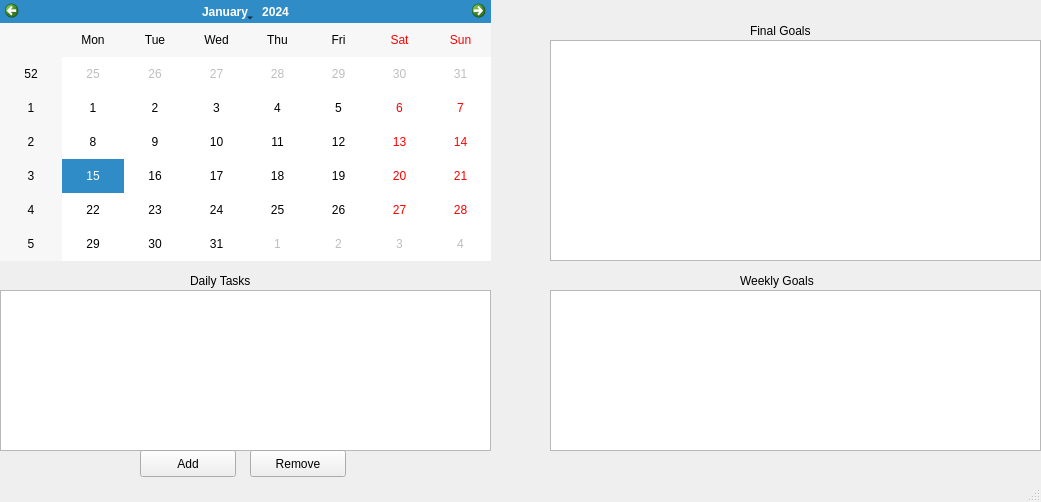
First picture: the form in Todo/mainwindow.ui, repository DGotshalk/Todo-Manager, before the edit.
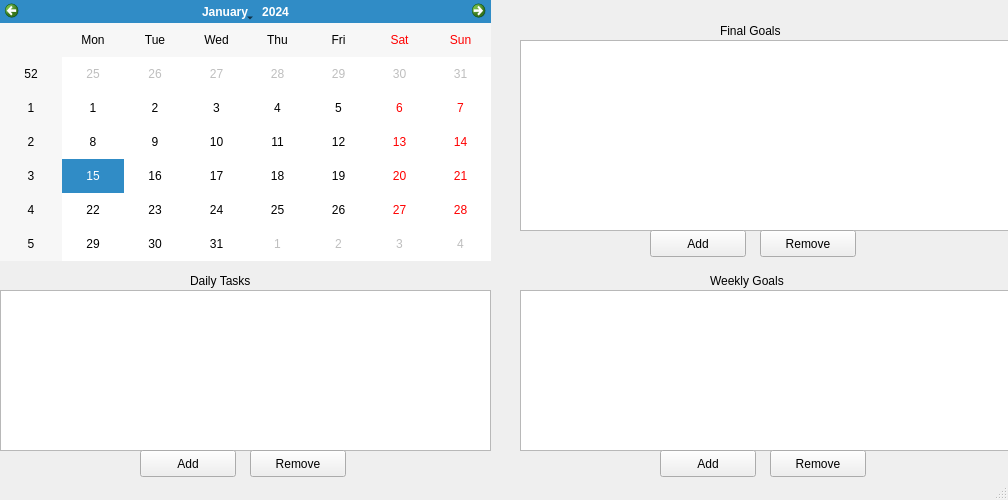
Second picture: the form after the edit. Custom widgets are drawn as their Qt base class.

Commit message: weekly list is now editable

```diff
--- a/Todo/mainwindow.ui
+++ b/Todo/mainwindow.ui
@@ -6,8 +6,8 @@
    <rect>
     <x>0</x>
     <y>0</y>
-    <width>1041</width>
-    <height>502</height>
+    <width>1008</width>
+    <height>500</height>
    </rect>
   </property>
   <property name="windowTitle">
@@ -63,7 +63,7 @@
    <widget class="Daily_items" name="weeklylistWidget">
     <property name="geometry">
      <rect>
-      <x>550</x>
+      <x>520</x>
       <y>290</y>
       <width>491</width>
       <height>161</height>
@@ -73,17 +73,17 @@
    <widget class="Daily_items" name="endlistWidget">
     <property name="geometry">
      <rect>
-      <x>550</x>
+      <x>520</x>
       <y>40</y>
       <width>491</width>
-      <height>221</height>
+      <height>191</height>
      </rect>
     </property>
    </widget>
    <widget class="QLabel" name="EndGoals">
     <property name="geometry">
      <rect>
-      <x>750</x>
+      <x>720</x>
       <y>20</y>
       <width>91</width>
       <height>21</height>
@@ -96,7 +96,7 @@
    <widget class="QLabel" name="WeeklyGoal">
     <property name="geometry">
      <rect>
-      <x>740</x>
+      <x>710</x>
       <y>270</y>
       <width>111</width>
       <height>21</height>
@@ -119,6 +119,58 @@
      <string>Remove</string>
     </property>
    </widget>
+   <widget class="QPushButton" name="addtoweeklistButton">
+    <property name="geometry">
+     <rect>
+      <x>660</x>
+      <y>450</y>
+      <width>96</width>
+      <height>27</height>
+     </rect>
+    </property>
+    <property name="text">
+     <string>Add</string>
+    </property>
+   </widget>
+   <widget class="QPushButton" name="removefromweeklistButton">
+    <property name="geometry">
+     <rect>
+      <x>770</x>
+      <y>450</y>
+      <width>96</width>
+      <height>27</height>
+     </rect>
+    </property>
+    <property name="text">
+     <string>Remove</string>
+    </property>
+   </widget>
+   <widget class="QPushButton" name="addtoendlistButton">
+    <property name="geometry">
+     <rect>
+      <x>650</x>
+      <y>230</y>
+      <width>96</width>
+      <height>27</height>
+     </rect>
+    </property>
+    <property name="text">
+     <string>Add</string>
+    </property>
+   </widget>
+   <widget class="QPushButton" name="removefromendlistButton">
+    <property name="geometry">
+     <rect>
+      <x>760</x>
+      <y>230</y>
+      <width>96</width>
+      <height>27</height>
+     </rect>
+    </property>
+    <property name="text">
+     <string>Remove</string>
+    </property>
+   </widget>
   </widget>
   <widget class="QStatusBar" name="statusBar"/>
  </widget>
@@ -129,6 +181,11 @@
    <extends>QListWidget</extends>
    <header location="global">daily_items.h</header>
   </customwidget>
+  <customwidget>
+   <class>Weekly_items</class>
+   <extends>QListWidget</extends>
+   <header location="global">weekly_items.h</header>
+  </customwidget>
  </customwidgets>
  <resources/>
  <connections/>
```
Left out of the diff: 6 changed lines with no effect on the pictures. The commit also changes 3 other files.
